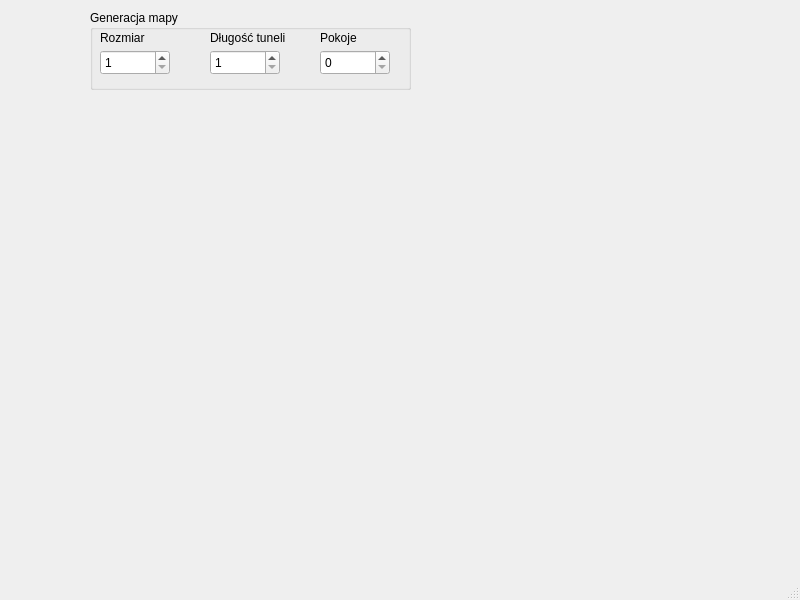
First picture: the form in mapGenerator/mainwindow.ui, repository Amdron/Map-Generator, before the edit.
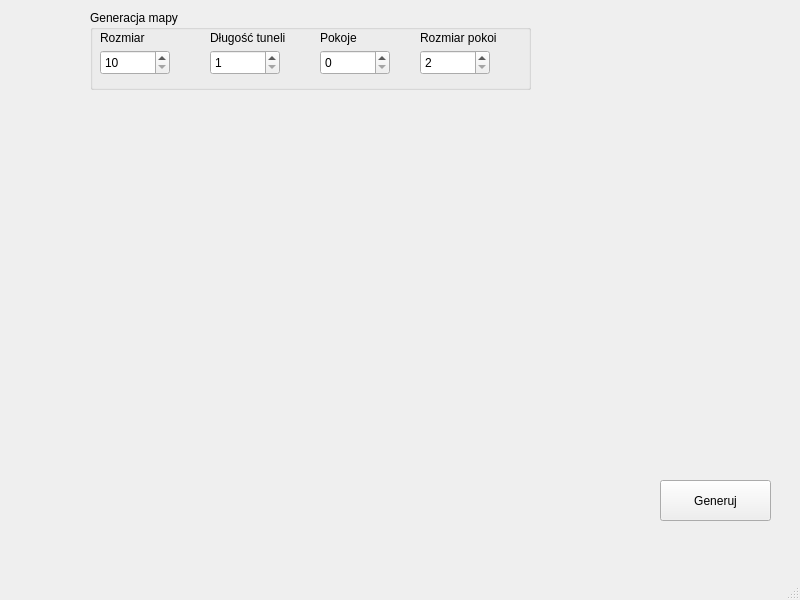
Second picture: the form after the edit.

What changed in the file:
```diff
--- a/mapGenerator/mainwindow.ui
+++ b/mapGenerator/mainwindow.ui
@@ -19,7 +19,7 @@
      <rect>
       <x>90</x>
       <y>10</y>
-      <width>321</width>
+      <width>441</width>
       <height>80</height>
      </rect>
     </property>
@@ -36,7 +36,7 @@
       </rect>
      </property>
      <property name="minimum">
-      <number>1</number>
+      <number>10</number>
      </property>
      <property name="maximum">
       <number>100</number>
@@ -107,6 +107,45 @@
       <string>Rozmiar</string>
      </property>
     </widget>
+    <widget class="QSpinBox" name="spinRozmiarPokoi">
+     <property name="geometry">
+      <rect>
+       <x>330</x>
+       <y>40</y>
+       <width>70</width>
+       <height>25</height>
+      </rect>
+     </property>
+     <property name="minimum">
+      <number>2</number>
+     </property>
+    </widget>
+    <widget class="QLabel" name="label">
+     <property name="geometry">
+      <rect>
+       <x>330</x>
+       <y>20</y>
+       <width>101</width>
+       <height>16</height>
+      </rect>
+     </property>
+     <property name="text">
+      <string>Rozmiar pokoi</string>
+     </property>
+    </widget>
+   </widget>
+   <widget class="QPushButton" name="buttonGeneruj">
+    <property name="geometry">
+     <rect>
+      <x>660</x>
+      <y>480</y>
+      <width>111</width>
+      <height>41</height>
+     </rect>
+    </property>
+    <property name="text">
+     <string>Generuj</string>
+    </property>
    </widget>
   </widget>
   <widget class="QMenuBar" name="menubar">
```
